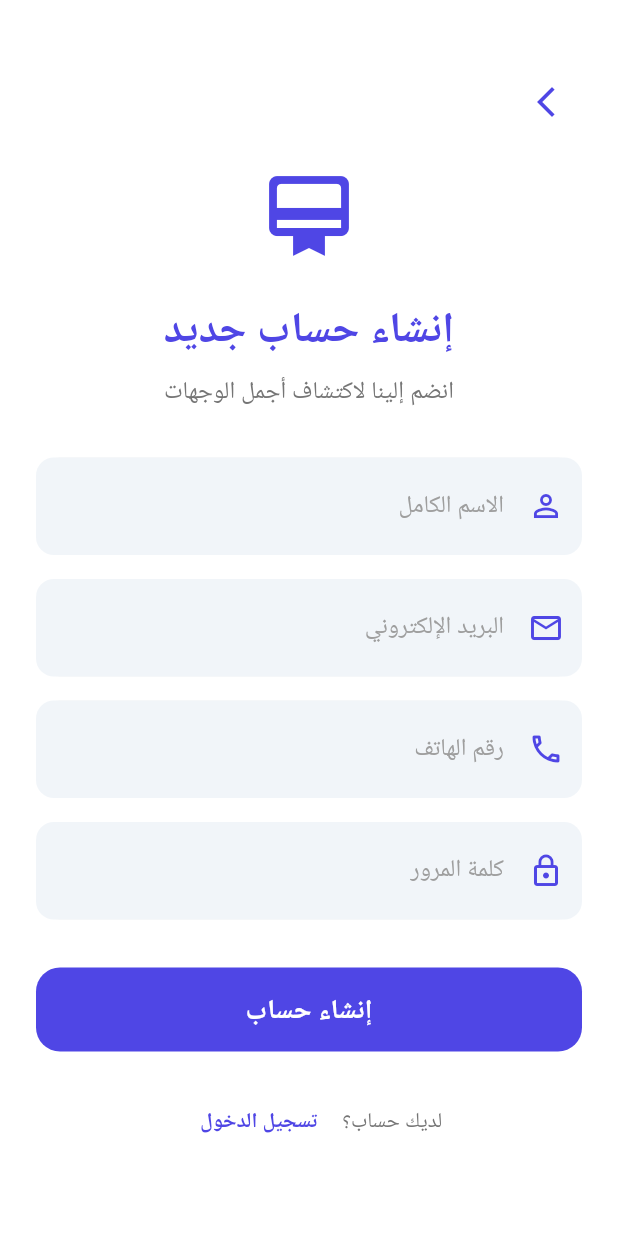
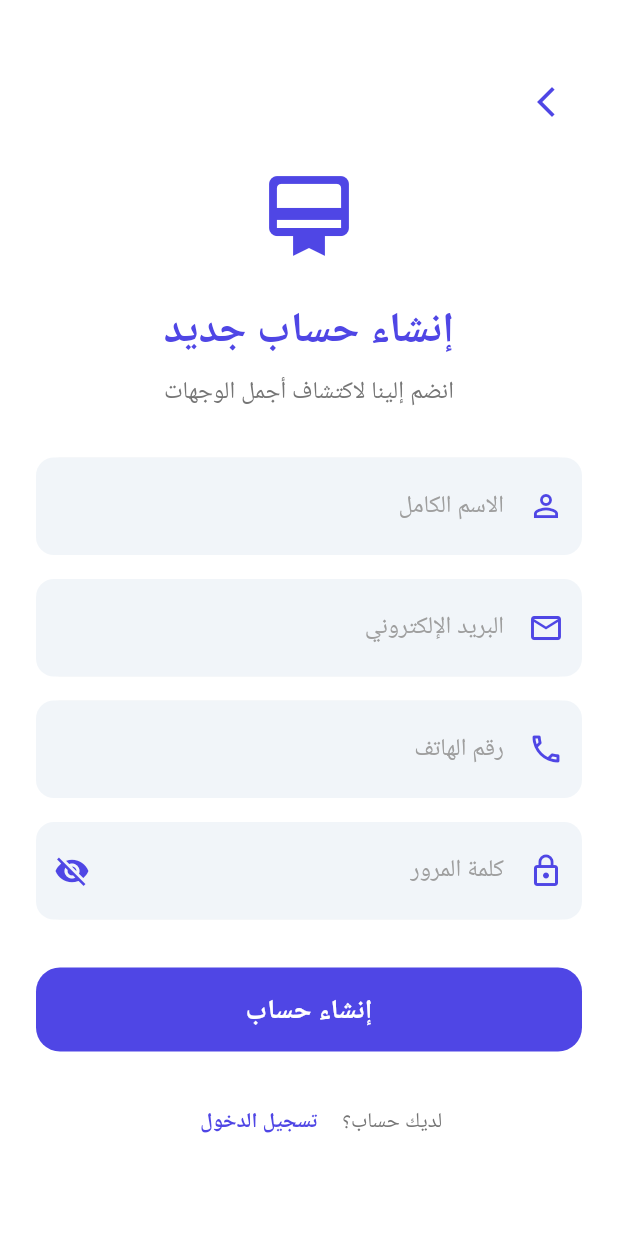
Before and after one commit to Besher-Hamze/tajawill, a Flutter app: the screen it shows after launch, after a tap on "سجل الآن", on a phone screen of 412 x 824 dp. Run offline on Flutter 3.47's test engine with Material 3 defaults, Android fonts, the phone set to English and light mode, and no system bars; our stand-ins replace cached_network_image, cloud_firestore, firebase_auth, firebase_core, firebase_storage, geolocator and 4 more; accounts and stored records are empty; network calls fail; Roboto replaces fonts that are missing (Cairo).

Commit message:
add eye to password

```diff
--- a/lib/views/auth/login_screen.dart
+++ b/lib/views/auth/login_screen.dart
@@ -3,6 +3,7 @@ import 'package:get/get.dart';
 import '../../controllers/auth_controller.dart';
 import '../../routes/app_pages.dart';
 import '../../utils/app_colors.dart';
+import '../widgets/password_feild.dart';
 
 class LoginScreen extends StatelessWidget {
   final TextEditingController emailController = TextEditingController();
@@ -61,7 +62,8 @@ class LoginScreen extends StatelessWidget {
                     keyboardType: TextInputType.emailAddress,
                     decoration: InputDecoration(
                       hintText: 'البريد الإلكتروني',
-                      prefixIcon: Icon(Icons.email_outlined, color: AppColors.primary),
+                      prefixIcon:
+                          Icon(Icons.email_outlined, color: AppColors.primary),
                       border: InputBorder.none,
                       contentPadding: const EdgeInsets.all(20),
                       hintStyle: TextStyle(color: Colors.grey[500]),
@@ -70,22 +72,15 @@ class LoginScreen extends StatelessWidget {
                 ),
                 const SizedBox(height: 16),
                 // Password Field
-                Container(
-                  decoration: BoxDecoration(
-                    color: Colors.grey[100],
-                    borderRadius: BorderRadius.circular(16),
-                  ),
-                  child: TextField(
-                    controller: passwordController,
-                    obscureText: true,
-                    decoration: InputDecoration(
-                      hintText: 'كلمة المرور',
-                      prefixIcon: Icon(Icons.lock_outline, color: AppColors.primary),
-                      border: InputBorder.none,
-                      contentPadding: const EdgeInsets.all(20),
-                      hintStyle: TextStyle(color: Colors.grey[500]),
-                    ),
-                  ),
+                PasswordField(
+                  controller: passwordController,
+                  primaryColor: AppColors.primary,
+                  validator: (value) {
+                    if (value == null || value.isEmpty) {
+                      return 'Please enter your password';
+                    }
+                    return null;
+                  },
                 ),
                 const SizedBox(height: 12),
                 // Login Button
--- a/lib/views/auth/register_screen.dart
+++ b/lib/views/auth/register_screen.dart
@@ -3,6 +3,7 @@ import 'package:get/get.dart';
 import '../../controllers/auth_controller.dart';
 import '../../routes/app_pages.dart';
 import '../../utils/app_colors.dart';
+import '../widgets/password_feild.dart';
 
 class RegisterScreen extends StatelessWidget {
   final TextEditingController emailController = TextEditingController();
@@ -74,7 +75,8 @@ class RegisterScreen extends StatelessWidget {
                     controller: nameController,
                     decoration: InputDecoration(
                       hintText: 'الاسم الكامل',
-                      prefixIcon: Icon(Icons.person_outline, color: AppColors.primary),
+                      prefixIcon:
+                          Icon(Icons.person_outline, color: AppColors.primary),
                       border: InputBorder.none,
                       contentPadding: const EdgeInsets.all(20),
                       hintStyle: TextStyle(color: Colors.grey[500]),
@@ -93,7 +95,8 @@ class RegisterScreen extends StatelessWidget {
                     keyboardType: TextInputType.emailAddress,
                     decoration: InputDecoration(
                       hintText: 'البريد الإلكتروني',
-                      prefixIcon: Icon(Icons.email_outlined, color: AppColors.primary),
+                      prefixIcon:
+                          Icon(Icons.email_outlined, color: AppColors.primary),
                       border: InputBorder.none,
                       contentPadding: const EdgeInsets.all(20),
                       hintStyle: TextStyle(color: Colors.grey[500]),
@@ -112,7 +115,8 @@ class RegisterScreen extends StatelessWidget {
                     keyboardType: TextInputType.phone,
                     decoration: InputDecoration(
                       hintText: 'رقم الهاتف',
-                      prefixIcon: Icon(Icons.phone_outlined, color: AppColors.primary),
+                      prefixIcon:
+                          Icon(Icons.phone_outlined, color: AppColors.primary),
                       border: InputBorder.none,
                       contentPadding: const EdgeInsets.all(20),
                       hintStyle: TextStyle(color: Colors.grey[500]),
@@ -121,22 +125,15 @@ class RegisterScreen extends StatelessWidget {
                 ),
                 const SizedBox(height: 16),
                 // Password Field
-                Container(
-                  decoration: BoxDecoration(
-                    color: Colors.grey[100],
-                    borderRadius: BorderRadius.circular(16),
-                  ),
-                  child: TextField(
-                    controller: passwordController,
-                    obscureText: true,
-                    decoration: InputDecoration(
-                      hintText: 'كلمة المرور',
-                      prefixIcon: Icon(Icons.lock_outline, color: AppColors.primary),
-                      border: InputBorder.none,
-                      contentPadding: const EdgeInsets.all(20),
-                      hintStyle: TextStyle(color: Colors.grey[500]),
-                    ),
-                  ),
+                PasswordField(
+                  controller: passwordController,
+                  primaryColor: AppColors.primary,
+                  validator: (value) {
+                    if (value == null || value.isEmpty) {
+                      return 'Please enter your password';
+                    }
+                    return null;
+                  },
                 ),
                 const SizedBox(height: 32),
                 // Register Button
--- /dev/null
+++ b/lib/views/widgets/password_feild.dart
@@ -0,0 +1,59 @@
+import 'package:flutter/material.dart';
+
+class PasswordField extends StatefulWidget {
+  final TextEditingController controller;
+  final String? hintText;
+  final String? labelText;
+  final String? Function(String?)? validator;
+  final Color? primaryColor;
+  final EdgeInsetsGeometry? contentPadding;
+  final BorderRadius? borderRadius;
+
+  const PasswordField({
+    Key? key,
+    required this.controller,
+    this.hintText = 'كلمة المرور',
+    this.labelText,
+    this.validator,
+    this.primaryColor = Colors.blue,
+    this.contentPadding = const EdgeInsets.all(20),
+    this.borderRadius = const BorderRadius.all(Radius.circular(16)),
+  }) : super(key: key);
+
+  @override
+  State<PasswordField> createState() => _PasswordFieldState();
+}
+
+class _PasswordFieldState extends State<PasswordField> {
+  bool _obscureText = true;
+
+  @override
+  Widget build(BuildContext context) {
+    return Container(
+      decoration: BoxDecoration(
+        color: Colors.grey[100],
+        borderRadius: widget.borderRadius,
+      ),
+      child: TextFormField(
+        controller: widget.controller,
+        obscureText: _obscureText,
+        validator: widget.validator,
+        decoration: InputDecoration(
+          hintText: widget.hintText,
+          labelText: widget.labelText,
+          prefixIcon: Icon(Icons.lock_outline, color: widget.primaryColor),
+          suffixIcon: IconButton(
+            icon: Icon(
+              _obscureText ? Icons.visibility_off : Icons.visibility,
+              color: widget.primaryColor,
+            ),
+            onPressed: () => setState(() => _obscureText = !_obscureText),
+          ),
+          border: InputBorder.none,
+          contentPadding: widget.contentPadding,
+          hintStyle: TextStyle(color: Colors.grey[500]),
+        ),
+      ),
+    );
+  }
+}
```
